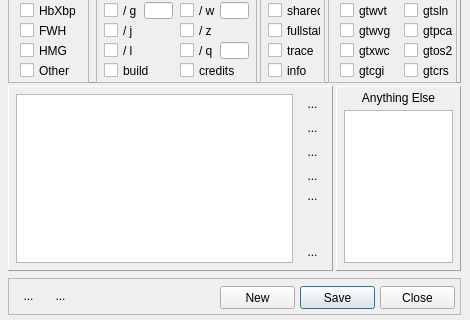
harbour/core, file harbour/contrib/hbide/projectwizard.ui: the form before one commit; both pictures show x 0 to 470 and y 310 to 630 of the 470 by 630 pixel window.
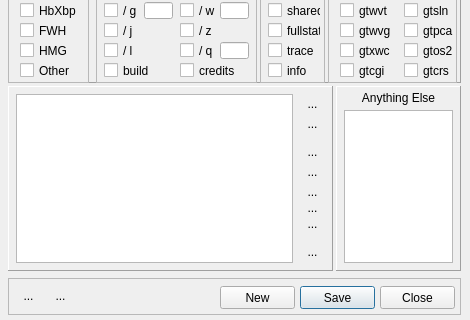
The form after the commit. Icons and pictures are not drawn.

```diff
--- a/harbour/contrib/hbide/projectwizard.ui
+++ b/harbour/contrib/hbide/projectwizard.ui
@@ -784,7 +784,7 @@
       <property name="geometry">
        <rect>
         <x>292</x>
-        <y>8</y>
+        <y>56</y>
         <width>25</width>
         <height>20</height>
        </rect>
@@ -807,7 +807,7 @@
       <property name="geometry">
        <rect>
         <x>292</x>
-        <y>32</y>
+        <y>76</y>
         <width>25</width>
         <height>20</height>
        </rect>
@@ -830,7 +830,7 @@
       <property name="geometry">
        <rect>
         <x>292</x>
-        <y>56</y>
+        <y>96</y>
         <width>25</width>
         <height>20</height>
        </rect>
@@ -853,7 +853,7 @@
       <property name="geometry">
        <rect>
         <x>292</x>
-        <y>80</y>
+        <y>112</y>
         <width>25</width>
         <height>20</height>
        </rect>
@@ -876,7 +876,7 @@
       <property name="geometry">
        <rect>
         <x>292</x>
-        <y>100</y>
+        <y>128</y>
         <width>25</width>
         <height>20</height>
        </rect>
@@ -918,6 +918,46 @@
        <bool>true</bool>
       </property>
      </widget>
+     <widget class="QToolButton" name="btnSwMax">
+      <property name="geometry">
+       <rect>
+        <x>292</x>
+        <y>8</y>
+        <width>25</width>
+        <height>19</height>
+       </rect>
+      </property>
+      <property name="text">
+       <string>...</string>
+      </property>
+      <property name="icon">
+       <iconset resource="hbide.qrc">
+        <normaloff>:/resources/maximize_all.png</normaloff>:/resources/maximize_all.png</iconset>
+      </property>
+      <property name="autoRaise">
+       <bool>true</bool>
+      </property>
+     </widget>
+     <widget class="QToolButton" name="btnSwMin">
+      <property name="geometry">
+       <rect>
+        <x>292</x>
+        <y>28</y>
+        <width>25</width>
+        <height>19</height>
+       </rect>
+      </property>
+      <property name="text">
+       <string>...</string>
+      </property>
+      <property name="icon">
+       <iconset resource="hbide.qrc">
+        <normaloff>:/resources/minimize_all.png</normaloff>:/resources/minimize_all.png</iconset>
+      </property>
+      <property name="autoRaise">
+       <bool>true</bool>
+      </property>
+     </widget>
     </widget>
     <widget class="QFrame" name="framePaths">
      <property name="geometry">
```
Left out of the diff: 34 changed lines with no effect on the pictures.
